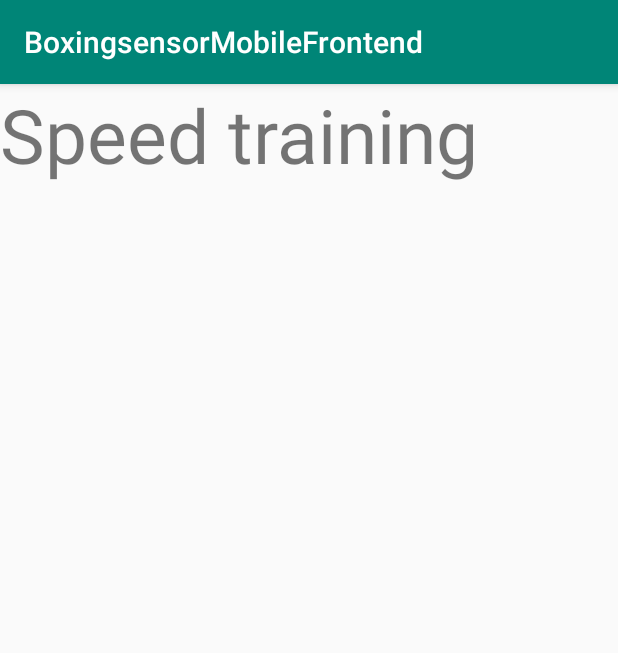
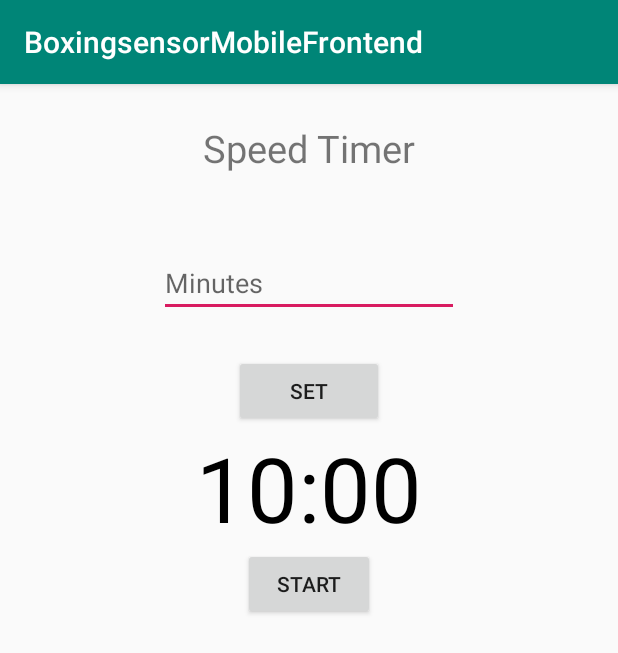
Before and after one commit to Gianni2U/BoxingSensorMobileFrontend, an Android app: the SpeedTraining screen opened directly, with no data from a screen before it, on a phone screen of 412 x 824 dp. Shown: the top 653 px of the screen. Run offline under Robolectric (Android 15) with nearby library versions, the phone set to English and light mode, and no system bars.

Commit message:
Timer toegevoegd
Timer toegevoegd met optie eigen tijd typen

```diff
--- a/app/src/main/java/com/gianni/boxingsensormobilefrontend/SpeedTraining.java
+++ b/app/src/main/java/com/gianni/boxingsensormobilefrontend/SpeedTraining.java
@@ -3,12 +3,184 @@ package com.gianni.boxingsensormobilefrontend;
 import androidx.appcompat.app.AppCompatActivity;
 
 import android.os.Bundle;
+import android.os.CountDownTimer;
+import android.content.SharedPreferences;
+import android.view.View;
+import android.widget.Button;
+import android.widget.EditText;
+import android.widget.TextView;
+import android.widget.Toast;
+import android.view.inputmethod.InputMethodManager;
+import org.w3c.dom.Text;
+
+import java.util.Locale;
 
 public class SpeedTraining extends AppCompatActivity {
+    private EditText mEditTextInput;
+    private TextView mTextViewCountDown;
+    private Button mButtonSet;
+    private Button mButtonStartPause;
+    private Button mButtonReset;
+    private CountDownTimer mCountDownTimer;
+    private boolean mTimerRunning;
+    private long mStartTimeInMillis;
+    private long mTimeLeftInMillis;
+    private long mEndTime;
 
     @Override
     protected void onCreate(Bundle savedInstanceState) {
         super.onCreate(savedInstanceState);
         setContentView(R.layout.activity_speed_training);
+
+        mEditTextInput = findViewById(R.id.edit_text_input);
+        mTextViewCountDown = findViewById(R.id.text_view_countdown);
+        mButtonSet = findViewById(R.id.button_set);
+        mButtonStartPause = findViewById(R.id.button_start_pause);
+        mButtonReset = findViewById(R.id.button_reset);
+        mButtonSet.setOnClickListener(new View.OnClickListener() {
+            @Override
+            public void onClick(View v) {
+                String input = mEditTextInput.getText().toString();
+                if (input.length() == 0) {
+                    Toast.makeText(SpeedTraining.this, "Field can't be empty", Toast.LENGTH_SHORT).show();
+                    return;
+                }
+                long millisInput = Long.parseLong(input) * 60000;
+                if (millisInput == 0) {
+                    Toast.makeText(SpeedTraining.this, "Please enter a positive number", Toast.LENGTH_SHORT).show();
+                    return;
+                }
+                setTime(millisInput);
+                mEditTextInput.setText("");
+            }
+        });
+        mButtonStartPause.setOnClickListener(new View.OnClickListener() {
+            @Override
+            public void onClick(View v) {
+                if (mTimerRunning) {
+                    pauseTimer();
+                } else {
+                    startTimer();
+                }
+            }
+        });
+        mButtonReset.setOnClickListener(new View.OnClickListener() {
+            @Override
+            public void onClick(View v) {
+                resetTimer();
+            }
+        });
+    }
+    private void setTime(long milliseconds) {
+        mStartTimeInMillis = milliseconds;
+        resetTimer();
+        closeKeyboard();
+    }
+    private void startTimer() {
+        mEndTime = System.currentTimeMillis() + mTimeLeftInMillis;
+        mCountDownTimer = new CountDownTimer(mTimeLeftInMillis, 1000) {
+            @Override
+            public void onTick(long millisUntilFinished) {
+                mTimeLeftInMillis = millisUntilFinished;
+                updateCountDownText();
+            }
+            @Override
+            public void onFinish() {
+                mTimerRunning = false;
+                updateWatchInterface();
+            }
+        }.start();
+        mTimerRunning = true;
+        updateWatchInterface();
+    }
+    private void pauseTimer() {
+        mCountDownTimer.cancel();
+        mTimerRunning = false;
+        updateWatchInterface();
+    }
+    private void resetTimer() {
+        mTimeLeftInMillis = mStartTimeInMillis;
+        updateCountDownText();
+        updateWatchInterface();
+    }
+    private void updateCountDownText() {
+        int hours = (int) (mTimeLeftInMillis / 1000) / 3600;
+        int minutes = (int) ((mTimeLeftInMillis / 1000) % 3600) / 60;
+        int seconds = (int) (mTimeLeftInMillis / 1000) % 60;
+        String timeLeftFormatted;
+        if (hours > 0) {
+            timeLeftFormatted = String.format(Locale.getDefault(),
+                    "%d:%02d:%02d", hours, minutes, seconds);
+        } else {
+            timeLeftFormatted = String.format(Locale.getDefault(),
+                    "%02d:%02d", minutes, seconds);
+        }
+        mTextViewCountDown.setText(timeLeftFormatted);
+    }
+    private void updateWatchInterface() {
+        if (mTimerRunning) {
+            mEditTextInput.setVisibility(View.INVISIBLE);
+            mButtonSet.setVisibility(View.INVISIBLE);
+            mButtonReset.setVisibility(View.INVISIBLE);
+            mButtonStartPause.setText("Pause");
+        } else {
+            mEditTextInput.setVisibility(View.VISIBLE);
+            mButtonSet.setVisibility(View.VISIBLE);
+            mButtonStartPause.setText("Start");
+            if (mTimeLeftInMillis < 1000) {
+                mButtonStartPause.setVisibility(View.INVISIBLE);
+            } else {
+                mButtonStartPause.setVisibility(View.VISIBLE);
+            }
+            if (mTimeLeftInMillis < mStartTimeInMillis) {
+                mButtonReset.setVisibility(View.VISIBLE);
+            } else {
+                mButtonReset.setVisibility(View.INVISIBLE);
+            }
+        }
+    }
+    private void closeKeyboard() {
+        View view = this.getCurrentFocus();
+        if (view != null) {
+            InputMethodManager imm = (InputMethodManager) getSystemService(INPUT_METHOD_SERVICE);
+            imm.hideSoftInputFromWindow(view.getWindowToken(), 0);
+        }
+    }
+    @Override
+    protected void onStop() {
+        super.onStop();
+        SharedPreferences prefs = getSharedPreferences("prefs", MODE_PRIVATE);
+        SharedPreferences.Editor editor = prefs.edit();
+        editor.putLong("startTimeInMillis", mStartTimeInMillis);
+        editor.putLong("millisLeft", mTimeLeftInMillis);
+        editor.putBoolean("timerRunning", mTimerRunning);
+        editor.putLong("endTime", mEndTime);
+        editor.apply();
+        if (mCountDownTimer != null) {
+            mCountDownTimer.cancel();
+        }
+    }
+    @Override
+    protected void onStart() {
+        super.onStart();
+        SharedPreferences prefs = getSharedPreferences("prefs", MODE_PRIVATE);
+        mStartTimeInMillis = prefs.getLong("startTimeInMillis", 600000);
+        mTimeLeftInMillis = prefs.getLong("millisLeft", mStartTimeInMillis);
+        mTimerRunning = prefs.getBoolean("timerRunning", false);
+        updateCountDownText();
+        updateWatchInterface();
+        if (mTimerRunning) {
+            mEndTime = prefs.getLong("endTime", 0);
+            mTimeLeftInMillis = mEndTime - System.currentTimeMillis();
+            if (mTimeLeftInMillis < 0) {
+                mTimeLeftInMillis = 0;
+                mTimerRunning = false;
+                updateCountDownText();
+                updateWatchInterface();
+            } else {
+                startTimer();
+            }
+        }
+
     }
 }
--- a/app/src/main/res/layout/activity_main.xml
+++ b/app/src/main/res/layout/activity_main.xml
@@ -28,6 +28,7 @@
             android:id="@+id/btnSpeed"
             android:layout_marginTop="25dp"
             android:text="Speed Training"
+            android:width="100dp"
             android:onClick="GoToSpeed"/>
 
     <Button
--- a/app/src/main/res/layout/activity_power_training.xml
+++ b/app/src/main/res/layout/activity_power_training.xml
@@ -4,12 +4,14 @@
     xmlns:tools="http://schemas.android.com/tools"
     android:layout_width="match_parent"
     android:layout_height="match_parent"
+    android:orientation="vertical"
     tools:context=".PowerTraining">
 
     <TextView
-        android:layout_width="match_parent"
+        android:layout_width="wrap_content"
         android:layout_height="wrap_content"
         android:text="Power training"
         android:textSize="50dp"
-        android:layout_gravity="left"/>
+        android:layout_marginTop="15dp"
+        android:layout_gravity="center"/>
 </LinearLayout>
--- a/app/src/main/res/layout/activity_speed_training.xml
+++ b/app/src/main/res/layout/activity_speed_training.xml
@@ -4,13 +4,55 @@
     xmlns:tools="http://schemas.android.com/tools"
     android:layout_width="match_parent"
     android:layout_height="match_parent"
-    tools:context=".SpeedTraining">
+    tools:context=".SpeedTraining"
+    android:orientation="vertical">
 
     <TextView
-        android:layout_width="match_parent"
+        android:layout_width="wrap_content"
         android:layout_height="wrap_content"
-        android:text="Speed training"
-        android:textSize="50dp"
-        android:gravity="left"
-        />
+        android:text="Speed Timer"
+        android:textSize="25dp"
+        android:layout_marginTop="25dp"
+        android:layout_gravity="center"/>
+    <EditText
+        android:id="@+id/edit_text_input"
+        android:layout_width="200dp"
+        android:layout_height="wrap_content"
+        android:hint="Minutes"
+        android:layout_marginTop="50dp"
+        android:layout_gravity="center"
+        android:inputType="number"
+        android:maxLength="4" />
+    <Button
+        android:id="@+id/button_set"
+        android:layout_width="100dp"
+        android:layout_height="wrap_content"
+        android:layout_gravity="center"
+        android:layout_marginTop="25dp"
+        android:text="Set" />
+
+    <TextView
+        android:id="@+id/text_view_countdown"
+        android:layout_width="wrap_content"
+        android:layout_height="wrap_content"
+        android:text="00:00"
+        android:textColor="@android:color/black"
+        android:layout_gravity="center"
+        android:textSize="60sp" />
+    <Button
+        android:id="@+id/button_start_pause"
+        android:layout_width="wrap_content"
+        android:layout_height="wrap_content"
+        android:layout_below="@+id/text_view_countdown"
+        android:layout_gravity="center"
+        android:text="start" />
+    <Button
+        android:id="@+id/button_reset"
+        android:layout_width="wrap_content"
+        android:layout_height="wrap_content"
+        android:layout_gravity="center"
+        android:text="reset"
+        android:visibility="invisible"
+        tools:visibility="visible" />
+
 </LinearLayout>
--- a/app/src/main/res/layout/activity_start.xml
+++ b/app/src/main/res/layout/activity_start.xml
@@ -8,11 +8,12 @@
     android:orientation="vertical">
 
     <TextView
-        android:layout_width="match_parent"
+        android:layout_width="wrap_content"
         android:layout_height="wrap_content"
         android:layout_marginTop="25dp"
         android:textSize="25dp"
-        android:text="Welcome to the Boxing App"/>
+        android:text="Welcome to the Boxing App"
+        android:layout_gravity="center"/>
     <Button
         android:id="@+id/button_register"
         android:layout_width="match_parent"
--- a/build.gradle
+++ b/build.gradle
@@ -19,6 +19,9 @@ allprojects {
     repositories {
         google()
         jcenter()
+        maven {
+            url "https://maven.google.com"
+        }
 
     }
 }
```
Also changed, not shown: app/src/main/res/layout/activity_login.xml (+18 -10 lines), app/src/main/res/layout/activity_register.xml (+13 -6 lines).
